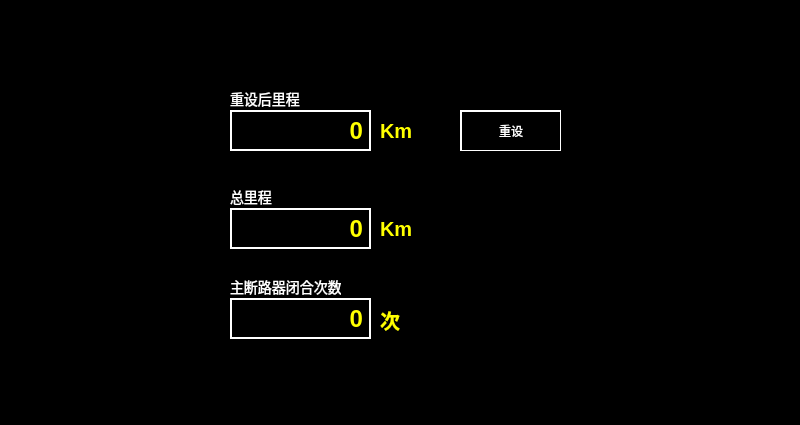
The window that settng_distance.ui (mayue-crrc/Loco8) describes before a commit, drawn with Qt 5.
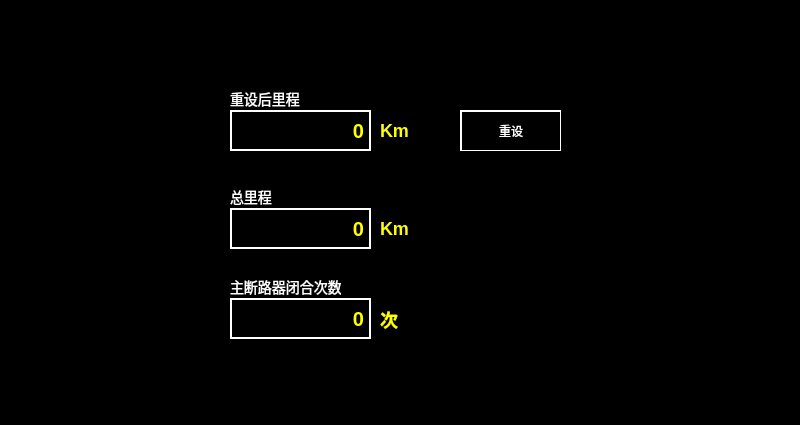
The same window after the commit.

Commit message: Settng_DistanceV1.1

Diff of the .ui file:
```diff
--- a/settng_distance.ui
+++ b/settng_distance.ui
@@ -22,7 +22,7 @@
 {
 color:white;
 color:rgb(255,255,0);
-font:20px;
+font:18px;
 font: bold;
 }
 QPushButton
@@ -65,7 +65,7 @@
    <property name="styleSheet">
     <string notr="true">border:2px solid rgb(255,255,255);
 color:rgb(255,255,0);
-font:24px;
+font:20px;
 font: bold;</string>
    </property>
    <property name="text">
@@ -87,7 +87,7 @@
    <property name="styleSheet">
     <string notr="true">border:2px solid rgb(255,255,255);
 color:rgb(255,255,0);
-font:24px;
+font:20px;
 font: bold;</string>
    </property>
    <property name="text">
@@ -159,7 +159,7 @@
    <property name="styleSheet">
     <string notr="true">border:2px solid rgb(255,255,255);
 color:rgb(255,255,0);
-font:24px;
+font:20px;
 font: bold;</string>
    </property>
    <property name="text">
```
Left out of the diff: 2 changed lines with no effect on the pictures. The commit also changes 3 other files.
